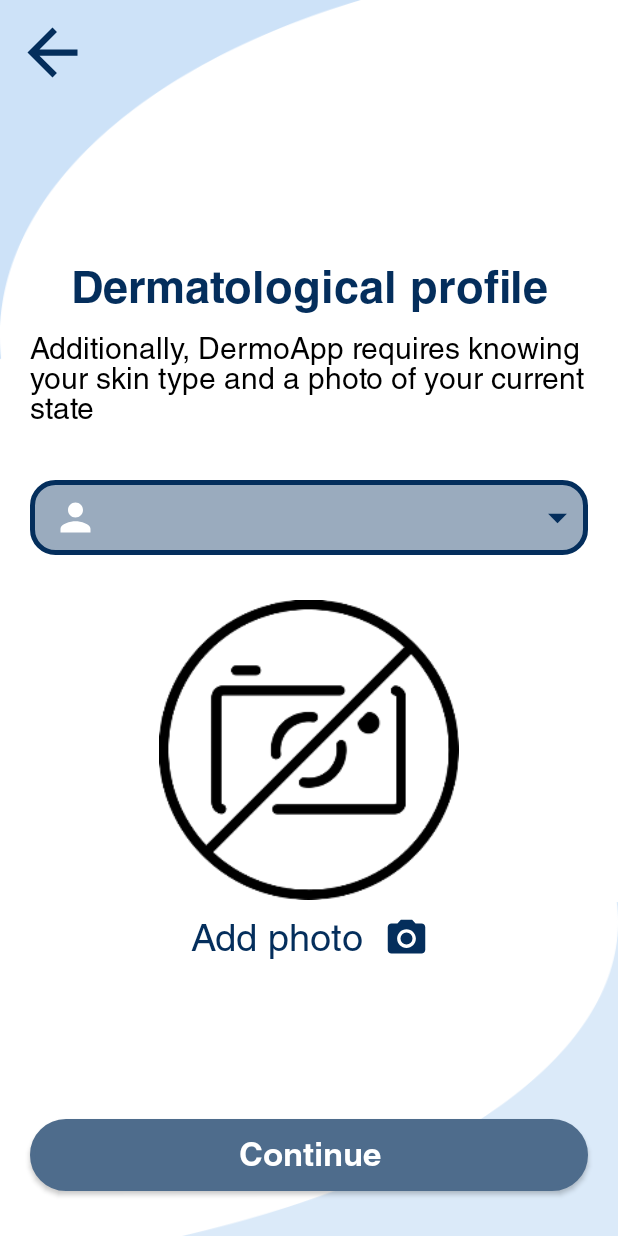
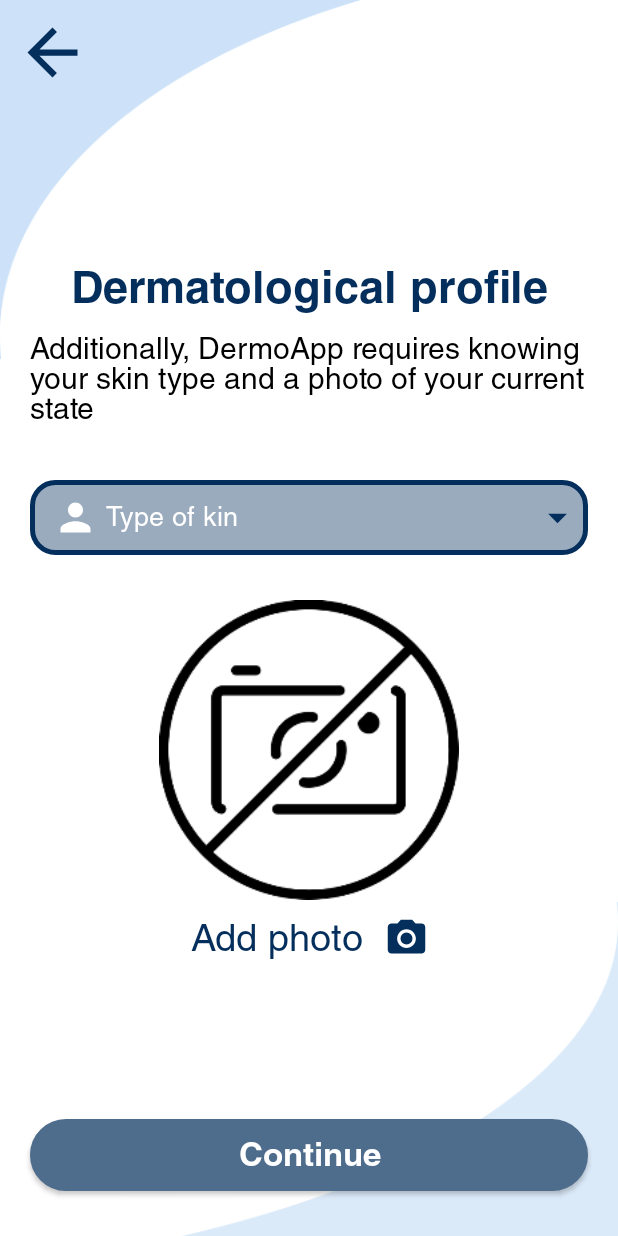
Before and after one commit to JhonnatanZamudioMISO/dermo-app-movil, an Android app: the UserDematologicalProfile screen opened directly, with no data from a screen before it, on a phone screen of 412 x 824 dp. Run offline under Robolectric (Android 15) with nearby library versions, the phone set to English and light mode, and no system bars; our stand-ins replace data binding.

Commit message:
Se configura el spinner de tal forma que al dar clic pueda seleccionar el usuario un tipo de piel

```diff
--- /dev/null
+++ b/app/src/main/java/com/miso/dermoapp/domain/useCases/UserDermatologicalUseCase.kt
@@ -0,0 +1,18 @@
+package com.miso.dermoapp.domain.useCases
+
+import com.miso.dermoapp.data.attributes.typeKin.entitie.ResponseKinType
+import com.miso.dermoapp.data.attributes.typeKin.repository.TypeKinRepository
+
+/****
+ * Project: DermoApp
+ * From: com.miso.dermoapp.domain.useCases
+ * Created by Jhonnatan E. Zamudio P. on 2/03/2023 at 6:18 a. m.
+ * All rights reserved 2023.
+ ****/
+
+class UserDermatologicalUseCase(private val typeKinRepository: TypeKinRepository) {
+
+    suspend fun getDataTypeKin(): List<ResponseKinType> {
+        return typeKinRepository.getDataTypeKin().sortedBy { myObject -> myObject.abbreviate }
+    }
+}
--- a/app/src/main/java/com/miso/dermoapp/ui/core/profile/viewModels/UserDermatologicalProfileViewModel.kt
+++ b/app/src/main/java/com/miso/dermoapp/ui/core/profile/viewModels/UserDermatologicalProfileViewModel.kt
@@ -1,11 +1,16 @@
 package com.miso.dermoapp.ui.core.profile.viewModels
 
 import android.content.Context
+import androidx.lifecycle.MutableLiveData
 import androidx.lifecycle.ViewModel
 import androidx.lifecycle.ViewModelProvider
+import androidx.lifecycle.viewModelScope
+import com.miso.dermoapp.data.attributes.typeKin.entitie.ResponseKinType
 import com.miso.dermoapp.data.attributes.typeKin.repository.TypeKinRepository
 import com.miso.dermoapp.domain.injectionOfDependencies.Injection
+import com.miso.dermoapp.domain.useCases.UserDermatologicalUseCase
 import kotlinx.coroutines.DelicateCoroutinesApi
+import kotlinx.coroutines.launch
 
 /****
  * Project: DermoApp
@@ -15,6 +20,19 @@
  ****/
 
 class UserDermatologicalProfileViewModel(typeKinRepository: TypeKinRepository): ViewModel() {
+    val typeKinSelectedPosition = MutableLiveData<Int>()
+    lateinit var typeKinsList: List<ResponseKinType>
+    private val userDermatologicalUseCase = UserDermatologicalUseCase(typeKinRepository)
+
+    init {
+        getKinTypeSpinner()
+    }
+
+    private fun getKinTypeSpinner() {
+        viewModelScope.launch {
+            typeKinsList = userDermatologicalUseCase.getDataTypeKin()
+        }
+    }
 }
 
 @DelicateCoroutinesApi
--- a/app/src/main/java/com/miso/dermoapp/ui/core/profile/views/UserDematologicalProfile.kt
+++ b/app/src/main/java/com/miso/dermoapp/ui/core/profile/views/UserDematologicalProfile.kt
@@ -1,14 +1,18 @@
 package com.miso.dermoapp.ui.core.profile.views
 
+import android.annotation.SuppressLint
 import androidx.appcompat.app.AppCompatActivity
 import android.os.Bundle
 import androidx.databinding.DataBindingUtil
 import androidx.lifecycle.ViewModelProvider
 import com.miso.dermoapp.R
 import com.miso.dermoapp.databinding.ActivityUserDematologicalProfileBinding
+import com.miso.dermoapp.domain.models.enumerations.CodeTypeSpinner
 import com.miso.dermoapp.domain.models.enumerations.ResponseErrorField
 import com.miso.dermoapp.ui.core.profile.viewModels.UserDermatologicalProfileViewModel
 import com.miso.dermoapp.ui.core.profile.viewModels.UserDermatologicalProfileViewModelFactory
+import com.miso.dermoapp.ui.core.utils.CustomSpinnerAdapter
+import com.miso.dermoapp.ui.core.utils.ListDialog
 import com.miso.dermoapp.ui.core.utils.LoadingDialog
 import kotlinx.coroutines.DelicateCoroutinesApi
 
@@ -16,6 +20,8 @@
     private lateinit var viewModel: UserDermatologicalProfileViewModel
     private lateinit var binding: ActivityUserDematologicalProfileBinding
     private lateinit var loadingDialog: LoadingDialog
+    private val tag = "UserDermaologicalProfile"
+    @SuppressLint("SetTextI18n")
     @OptIn(DelicateCoroutinesApi::class)
     override fun onCreate(savedInstanceState: Bundle?) {
         super.onCreate(savedInstanceState)
@@ -27,8 +33,17 @@
         binding.vModel = viewModel
         loadingDialog = LoadingDialog(this, getString(R.string.configurandoPerfilDermatologico))
 
+        binding.buttonTypeOfKin.setSelected(true)
+        binding.buttonTypeOfKin.text = getString(R.string.espacio) +getString(R.string.seleccion_tipo_piel)
+
         binding.buttonTypeOfKin.setOnClickListener {
-            createDialogSpinner(viewModel.typeDocumentsList, CodeTypeSpinner.TYPE_DOCUMENT.code)
+            createDialogSpinner(viewModel.typeKinsList, CodeTypeSpinner.TYPE_KIN.code)
+        }
+
+        viewModel.typeKinSelectedPosition.observe(this) {
+            if (it != null)
+                binding.buttonTypeOfKin.text =
+                    getString(R.string.espacio) + viewModel.typeKinsList[it].abbreviate + getString(R.string.separador) + viewModel.typeKinsList[it].description
         }
     }
 
@@ -39,9 +54,7 @@
             object : CustomSpinnerAdapter.CustomActionSpinner {
                 override fun onItemSelected(position: Int) {
                     when (code) {
-                        CodeTypeSpinner.COUNTRIES.code -> viewModel.countrySelectedPosition.value =
-                            position
-                        CodeTypeSpinner.TYPE_DOCUMENT.code -> viewModel.typeDocumentSelectedPosition.value =
+                        CodeTypeSpinner.TYPE_KIN.code -> viewModel.typeKinSelectedPosition.value =
                             position
                     }
                 }
--- a/app/src/main/res/drawable/background_dialog.xml
+++ b/app/src/main/res/drawable/background_dialog.xml
@@ -8,7 +8,7 @@
     <shape android:shape="rectangle">
         <corners android:bottomRightRadius="20dp" android:bottomLeftRadius="20dp"
             android:topLeftRadius="20dp" android:topRightRadius="20dp"/>
-        <solid android:color="@color/blue_dark" />
-        <stroke android:width="1dp" android:color="@color/blue_dark" />
+        <solid android:color="@color/blue_disable" />
+        <stroke android:width="1dp" android:color="@color/blue_disable" />
     </shape>
 </inset>
--- a/app/src/main/res/drawable/background_item_2.xml
+++ b/app/src/main/res/drawable/background_item_2.xml
@@ -2,8 +2,8 @@
 <inset xmlns:android="http://schemas.android.com/apk/res/android">
 
     <shape android:shape="rectangle">
-        <solid android:color="@color/blue_disable" />
-        <stroke android:width="1dp" android:color="@color/blue_disable" />
+        <solid android:color="@color/white" />
+        <stroke android:width="1dp" android:color="@color/white" />
         <padding android:left="20dp"
             android:top="10dp"
             android:right="20dp"
--- a/app/src/main/res/values/strings.xml
+++ b/app/src/main/res/values/strings.xml
@@ -67,4 +67,5 @@
     <string name="imagen_tipo_de_piel">Image skin type</string>
     <string name="configurandoPerfilDermatologico">Adding dermatological profile…</string>
     <string name="seleccion_tipo_piel">Type of kin</string>
+    <string name="separador">&#160;-&#160;</string>
 </resources>
--- a/app/src/main/res/values/themes.xml
+++ b/app/src/main/res/values/themes.xml
@@ -22,4 +22,10 @@
         <item name="android:paddingTop">50dp</item>
         <item name="android:windowBackground">@color/black_85</item>
     </style>
+
+    <style name="CustomDialogTheme" parent="Theme.AppCompat.Dialog.Alert">
+        <item name="android:windowBackground">@drawable/background_dialog</item>
+        <item name="fontFamily">@font/helveticaltsdbold</item>
+        <item name="android:textSize">20sp</item>
+    </style>
 </resources>
```
Also changed, not shown: 1 other file.
